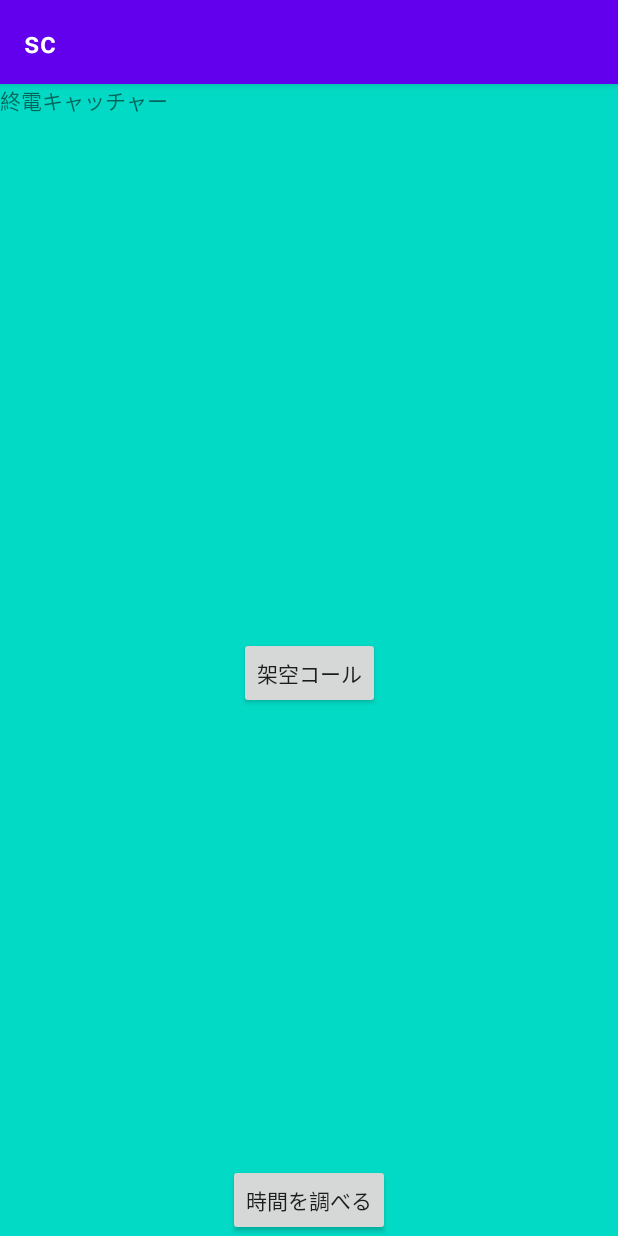
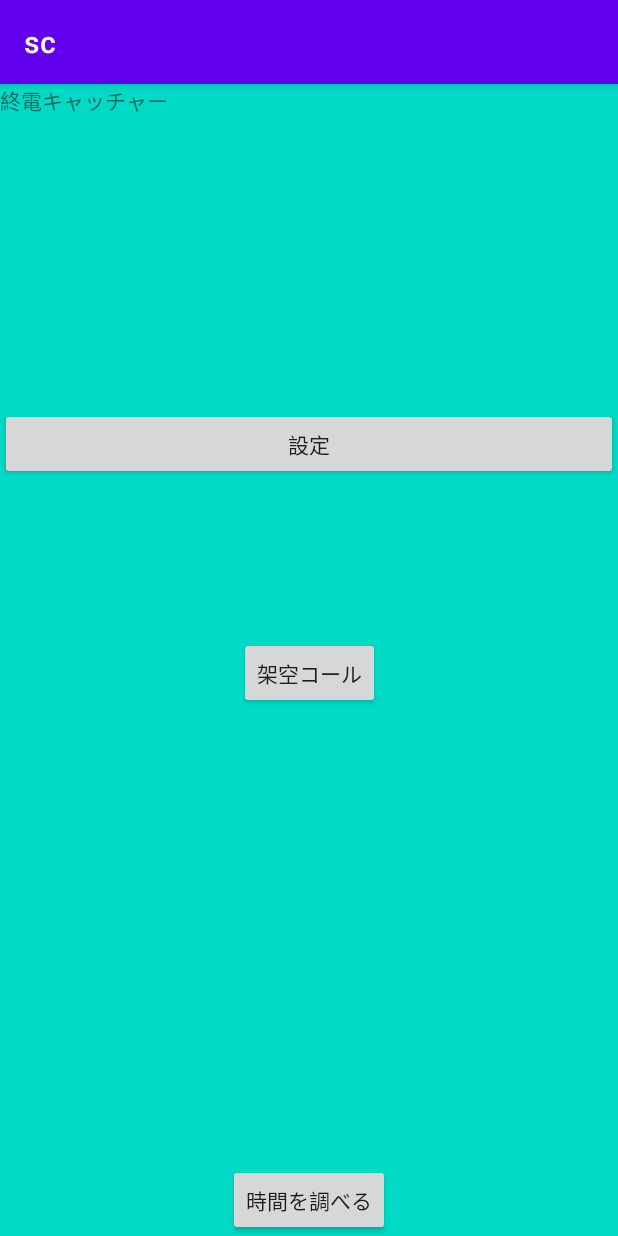
Before and after one commit to AoN-11/sc, an Android app: the screen it shows after launch (MainActivity), on a phone screen of 412 x 824 dp. Run offline under Robolectric (Android 15) with nearby library versions, the phone set to English and light mode, and no system bars.

Commit message:
名前を保存

```diff
--- a/app/src/main/java/events/tgh2020/sc/MainActivity.java
+++ b/app/src/main/java/events/tgh2020/sc/MainActivity.java
@@ -3,19 +3,43 @@
 import androidx.appcompat.app.AppCompatActivity;
 
 import android.content.Intent;
+import android.content.SharedPreferences;
 import android.os.Bundle;
+import android.preference.PreferenceManager;
 import android.view.View;
 import android.widget.Button;
+import android.widget.EditText;
+import android.widget.TextView;
 
 public class MainActivity extends AppCompatActivity {
     private static Call callInstance = null;
+
+    private SharedPreferences dataStore;
+    private EditText editText;
 
     @Override
     protected void onCreate(Bundle savedInstanceState) {
         super.onCreate(savedInstanceState);
         setContentView(R.layout.activity_main);
 
+        dataStore = getSharedPreferences("DataStore", MODE_PRIVATE);
+        editText = findViewById(R.id.edit_text);
+
         callInstance = new Call(getApplicationContext());
+
+        Button buttonWrite = findViewById(R.id.button_write);
+        buttonWrite.setOnClickListener(new View.OnClickListener() {
+            @Override
+            public void onClick(View v) {
+                // エディットテキストのテキストを取得
+                String text = editText.getText().toString();
+                // 入力文字列を"input"に書き込む
+                SharedPreferences.Editor editor = dataStore.edit();
+                editor.putString("input", text);
+                //editor.commit();
+                editor.apply();
+            }
+        });
 
         findViewById(R.id.button1).setOnClickListener(new View.OnClickListener() {
             @Override
--- a/app/src/main/res/layout/activity_main.xml
+++ b/app/src/main/res/layout/activity_main.xml
@@ -6,6 +6,32 @@
     android:layout_height="match_parent"
     tools:context=".MainActivity"
     tools:visibility="visible">
+
+    <EditText
+        android:id="@+id/edit_text"
+        android:layout_width="wrap_content"
+        android:layout_height="wrap_content"
+        android:autofillHints="文字を入力"
+        android:hint="文字を入力"
+        android:inputType="text"
+        android:textSize="30sp"
+        app:layout_constraintBottom_toBottomOf="parent"
+        app:layout_constraintLeft_toLeftOf="parent"
+        app:layout_constraintRight_toRightOf="parent"
+        app:layout_constraintTop_toTopOf="parent"
+        app:layout_constraintVertical_bias="0.1" />
+
+    <Button
+        android:id="@+id/button_write"
+        android:layout_width="match_parent"
+        android:layout_height="wrap_content"
+        android:text="設定"
+        app:layout_constraintBottom_toBottomOf="parent"
+        app:layout_constraintLeft_toLeftOf="parent"
+        app:layout_constraintRight_toRightOf="parent"
+        app:layout_constraintTop_toTopOf="parent"
+        app:layout_constraintVertical_bias="0.3" />
+
 
     <TextView
         android:id="@+id/textView2"
```
Also changed, not shown: app/src/main/java/events/tgh2020/sc/Phone.java (+8 -0 lines), app/src/main/res/layout/phone.xml (+13 -0 lines).
